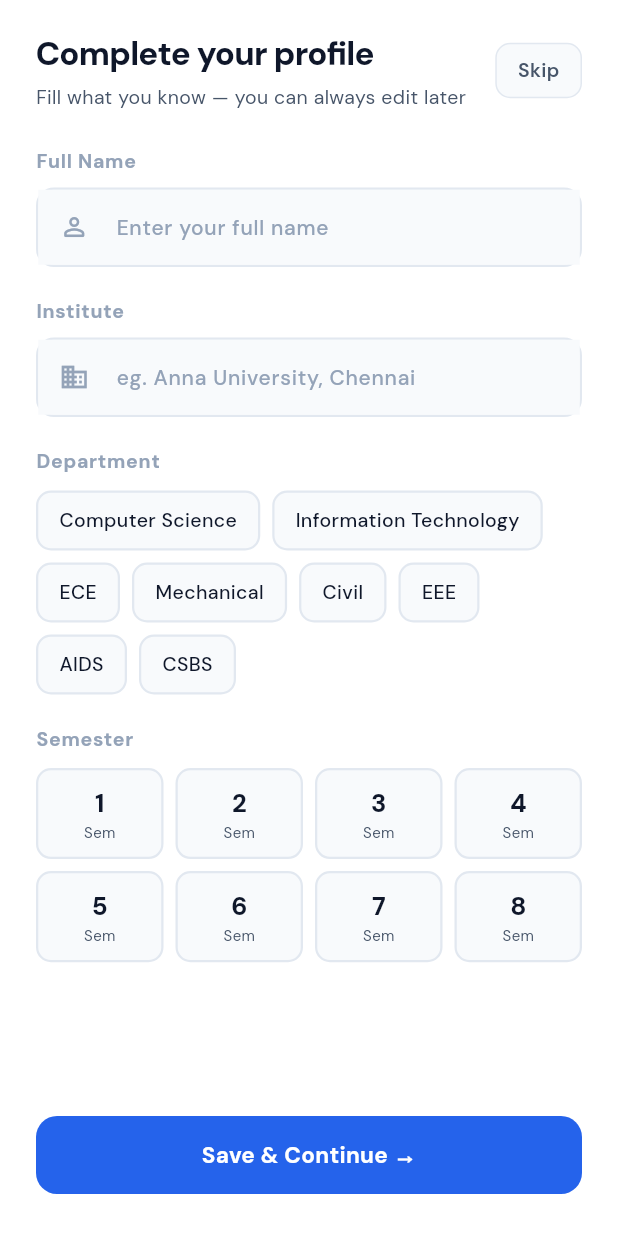
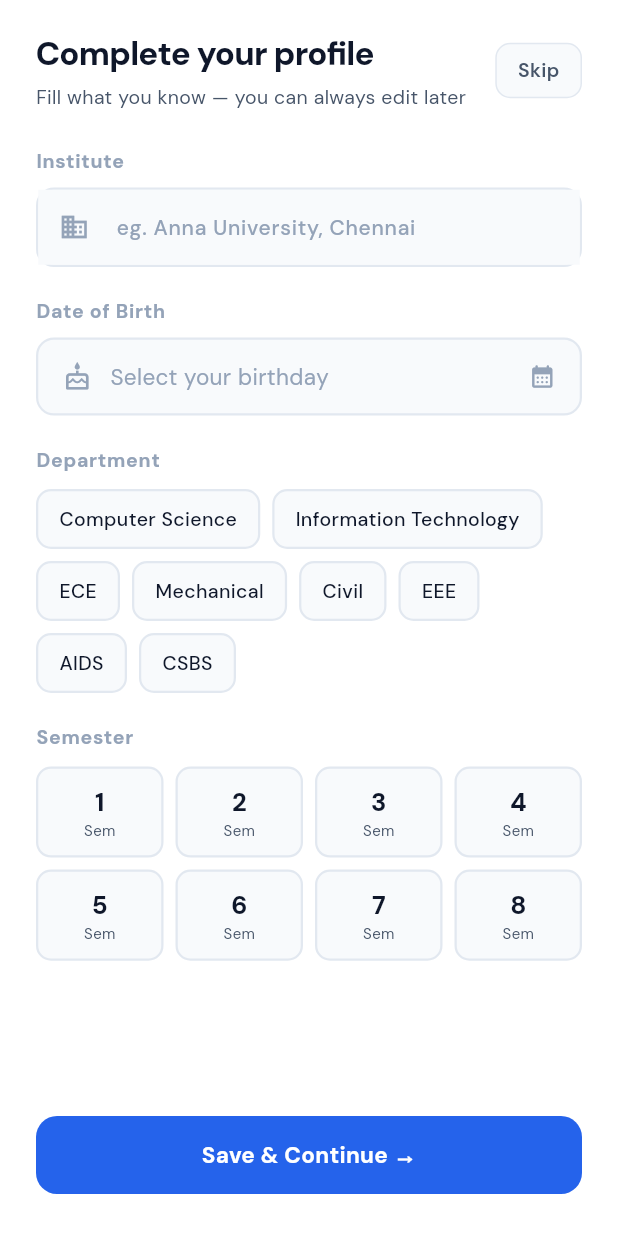
Before and after one commit to arun0815/Arivon, a Flutter app: the OnboardingScreen screen opened by its route, on a phone screen of 412 x 824 dp. Shown: the top 1233 px of the screen. Run offline on Flutter 3.47's test engine with Material 3 defaults, Android fonts, the phone set to English and light mode, and no system bars; our stand-ins replace firebase_core, firebase_messaging, flutter_local_notifications, go_router, google_fonts, google_sign_in and 3 more; accounts and stored records are empty.

Commit message:
Update onboarding_screen.dart

```diff
--- a/lib/features/onboarding/onboarding_screen.dart
+++ b/lib/features/onboarding/onboarding_screen.dart
@@ -2,6 +2,7 @@ import 'package:flutter/material.dart';
 import 'package:go_router/go_router.dart';
 import 'package:shared_preferences/shared_preferences.dart';
 import '../../../core/theme/app_colors.dart';
+import '../../../core/services/profile_service.dart';
 
 class OnboardingScreen extends StatefulWidget {
   const OnboardingScreen({super.key});
@@ -11,10 +12,10 @@ class OnboardingScreen extends StatefulWidget {
 }
 
 class _OnboardingScreenState extends State<OnboardingScreen> {
-  final _nameCtrl      = TextEditingController();
   final _instituteCtrl = TextEditingController();
   String _department   = '';
   String _semester     = '';
+  DateTime? _dob;
   bool _isSaving       = false;
 
   final _departments = [
@@ -25,9 +26,40 @@ class _OnboardingScreenState extends State<OnboardingScreen> {
 
   @override
   void dispose() {
-    _nameCtrl.dispose();
     _instituteCtrl.dispose();
     super.dispose();
+  }
+
+  Future<void> _pickDOB() async {
+    final now = DateTime.now();
+    final picked = await showDatePicker(
+      context: context,
+      initialDate: DateTime(now.year - 18, now.month, now.day),
+      firstDate: DateTime(1990),
+      lastDate: DateTime(now.year - 15, now.month, now.day),
+      helpText: 'SELECT YOUR BIRTHDAY',
+      builder: (context, child) {
+        final isDark = Theme.of(context).brightness == Brightness.dark;
+        return Theme(
+          data: Theme.of(context).copyWith(
+            colorScheme: ColorScheme.fromSeed(
+              seedColor: AppColors.primary,
+              brightness: isDark ? Brightness.dark : Brightness.light,
+            ),
+          ),
+          child: child!,
+        );
+      },
+    );
+    if (picked != null) setState(() => _dob = picked);
+  }
+
+  String _formatDOB(DateTime date) {
+    const months = [
+      'Jan','Feb','Mar','Apr','May','Jun',
+      'Jul','Aug','Sep','Oct','Nov','Dec'
+    ];
+    return '${date.day} ${months[date.month - 1]} ${date.year}';
   }
 
   Future<void> _skip() async {
@@ -38,35 +70,53 @@ class _OnboardingScreenState extends State<OnboardingScreen> {
 
   Future<void> _finish() async {
     setState(() => _isSaving = true);
+
     final prefs = await SharedPreferences.getInstance();
     await prefs.setBool('profile_done', true);
-    if (_nameCtrl.text.trim().isNotEmpty)
-      await prefs.setString('name', _nameCtrl.text.trim());
+
+    final email = prefs.getString('user_email') ?? '';
+
     if (_instituteCtrl.text.trim().isNotEmpty)
       await prefs.setString('institute', _instituteCtrl.text.trim());
     if (_department.isNotEmpty)
       await prefs.setString('department', _department);
     if (_semester.isNotEmpty)
       await prefs.setString('semester', _semester);
+    if (_dob != null)
+      await prefs.setString('dob', _dob!.toIso8601String());
+
+    // Save to DB
+    if (email.isNotEmpty) {
+      await ProfileService.updateProfile(
+        email:       email,
+        institute:   _instituteCtrl.text.trim().isNotEmpty
+                         ? _instituteCtrl.text.trim() : null,
+        department:  _department.isNotEmpty ? _department : null,
+        semester:    _semester.isNotEmpty ? _semester : null,
+        dateOfBirth: _dob?.toIso8601String(),
+      );
+    }
+
     setState(() => _isSaving = false);
     if (mounted) context.go('/home');
   }
 
   @override
   Widget build(BuildContext context) {
-    final isDark = Theme.of(context).brightness == Brightness.dark;
-    final bg     = isDark ? const Color(0xFF0F172A) : Colors.white;
-    final cardBg = isDark ? const Color(0xFF1E293B) : const Color(0xFFF8FAFC);
-    final border = isDark ? const Color(0xFF334155) : const Color(0xFFE2E8F0);
-    final text   = isDark ? Colors.white : AppColors.text;
-    final textSec= isDark ? const Color(0xFF94A3B8) : AppColors.textSec;
+    final isDark  = Theme.of(context).brightness == Brightness.dark;
+    final bg      = isDark ? const Color(0xFF0F172A) : Colors.white;
+    final cardBg  = isDark ? const Color(0xFF1E293B) : const Color(0xFFF8FAFC);
+    final border  = isDark ? const Color(0xFF334155) : const Color(0xFFE2E8F0);
+    final text    = isDark ? Colors.white : AppColors.text;
+    final textSec = isDark ? const Color(0xFF94A3B8) : AppColors.textSec;
 
     return Scaffold(
       backgroundColor: bg,
       body: SafeArea(
         child: Column(
           children: [
-            // ── Header ──────────────────────────────────────────────────────
+
+            // ── Header ───────────────────────────────────────────────────────
             Padding(
               padding: const EdgeInsets.fromLTRB(24, 20, 24, 0),
               child: Row(
@@ -90,7 +140,6 @@ class _OnboardingScreenState extends State<OnboardingScreen> {
                       ],
                     ),
                   ),
-                  // Skip
                   GestureDetector(
                     onTap: _skip,
                     child: Container(
@@ -98,8 +147,7 @@ class _OnboardingScreenState extends State<OnboardingScreen> {
                           horizontal: 14, vertical: 8),
                       decoration: BoxDecoration(
                         color: isDark
-                            ? const Color(0xFF1E293B)
-                            : AppColors.bg,
+                            ? const Color(0xFF1E293B) : AppColors.bg,
                         borderRadius: BorderRadius.circular(10),
                         border: Border.all(color: border),
                       ),
@@ -116,25 +164,13 @@ class _OnboardingScreenState extends State<OnboardingScreen> {
               ),
             ),
 
-            // ── Form ────────────────────────────────────────────────────────
+            // ── Form ─────────────────────────────────────────────────────────
             Expanded(
               child: SingleChildScrollView(
                 padding: const EdgeInsets.fromLTRB(24, 24, 24, 24),
                 child: Column(
                   crossAxisAlignment: CrossAxisAlignment.start,
                   children: [
-                    // Name
-                    _Label('Full Name', isDark),
-                    const SizedBox(height: 8),
-                    _InputBox(
-                      controller: _nameCtrl,
-                      hint: 'Enter your full name',
-                      icon: Icons.person_outline_rounded,
-                      cardBg: cardBg,
-                      border: border,
-                      isDark: isDark,
-                    ),
-                    const SizedBox(height: 20),
 
                     // Institute
                     _Label('Institute', isDark),
@@ -143,9 +179,71 @@ class _OnboardingScreenState extends State<OnboardingScreen> {
                       controller: _instituteCtrl,
                       hint: 'eg. Anna University, Chennai',
                       icon: Icons.business_outlined,
-                      cardBg: cardBg,
-                      border: border,
-                      isDark: isDark,
+                      cardBg: cardBg, border: border, isDark: isDark,
+                    ),
+                    const SizedBox(height: 20),
+
+                    // Date of Birth
+                    _Label('Date of Birth', isDark),
+                    const SizedBox(height: 8),
+                    GestureDetector(
+                      onTap: _pickDOB,
+                      child: AnimatedContainer(
+                        duration: const Duration(milliseconds: 200),
+                        padding: const EdgeInsets.symmetric(
+                            horizontal: 16, vertical: 14),
+                        decoration: BoxDecoration(
+                          color: _dob != null
+                              ? AppColors.primary.withOpacity(0.08)
+                              : cardBg,
+                          borderRadius: BorderRadius.circular(12),
+                          border: Border.all(
+                            color: _dob != null ? AppColors.primary : border,
+                            width: 1.5,
+                          ),
+                        ),
+                        child: Row(
+                          children: [
+                            Icon(
+                              Icons.cake_outlined,
+                              color: _dob != null
+                                  ? AppColors.primary
+                                  : (isDark
+                                      ? const Color(0xFF64748B)
+                                      : AppColors.textTert),
+                              size: 20,
+                            ),
+                            const SizedBox(width: 12),
+                            Expanded(
+                              child: Text(
+                                _dob != null
+                                    ? _formatDOB(_dob!)
+                                    : 'Select your birthday',
+                                style: TextStyle(
+                                  fontSize: 15,
+                                  fontWeight: _dob != null
+                                      ? FontWeight.w600
+                                      : FontWeight.w400,
+                                  color: _dob != null
+                                      ? (isDark ? Colors.white : AppColors.text)
+                                      : (isDark
+                                          ? const Color(0xFF64748B)
+                                          : AppColors.textTert),
+                                ),
+                              ),
+                            ),
+                            Icon(
+                              Icons.calendar_month_rounded,
+                              color: _dob != null
+                                  ? AppColors.primary
+                                  : (isDark
+                                      ? const Color(0xFF64748B)
+                                      : AppColors.textTert),
+                              size: 18,
+                            ),
+                          ],
+                        ),
+                      ),
                     ),
                     const SizedBox(height: 20),
 
@@ -164,9 +262,7 @@ class _OnboardingScreenState extends State<OnboardingScreen> {
                             padding: const EdgeInsets.symmetric(
                                 horizontal: 14, vertical: 9),
                             decoration: BoxDecoration(
-                              color: sel
-                                  ? AppColors.primary
-                                  : cardBg,
+                              color: sel ? AppColors.primary : cardBg,
                               borderRadius: BorderRadius.circular(10),
                               border: Border.all(
                                 color: sel ? AppColors.primary : border,
@@ -178,9 +274,11 @@ class _OnboardingScreenState extends State<OnboardingScreen> {
                               style: TextStyle(
                                 fontSize: 13,
                                 fontWeight: sel
-                                    ? FontWeight.w700
-                                    : FontWeight.w500,
-                                color: sel ? Colors.white : (isDark ? Colors.white70 : AppColors.text),
+                                    ? FontWeight.w700 : FontWeight.w500,
+                                color: sel
+                                    ? Colors.white
+                                    : (isDark
+                                        ? Colors.white70 : AppColors.text),
                               ),
                             ),
                           ),
@@ -221,7 +319,10 @@ class _OnboardingScreenState extends State<OnboardingScreen> {
                                   style: TextStyle(
                                     fontSize: 17,
                                     fontWeight: FontWeight.w800,
-                                    color: sel ? Colors.white : (isDark ? Colors.white : AppColors.text),
+                                    color: sel
+                                        ? Colors.white
+                                        : (isDark
+                                            ? Colors.white : AppColors.text),
                                   ),
                                 ),
                                 Text(
@@ -237,14 +338,13 @@ class _OnboardingScreenState extends State<OnboardingScreen> {
                         );
                       }).toList(),
                     ),
-
                     const SizedBox(height: 32),
                   ],
                 ),
               ),
             ),
 
-            // ── Save button ──────────────────────────────────────────────────
+            // ── Save button ───────────────────────────────────────────────────
             Padding(
               padding: const EdgeInsets.fromLTRB(24, 0, 24, 28),
               child: SizedBox(
@@ -283,7 +383,7 @@ class _OnboardingScreenState extends State<OnboardingScreen> {
   }
 }
 
-// ── Helper widgets ────────────────────────────────────────────────────────────
+// ── Helper widgets ─────────────────────────────────────────────────────────────
 class _Label extends StatelessWidget {
   final String text;
   final bool isDark;
@@ -336,9 +436,7 @@ class _InputBox extends StatelessWidget {
         decoration: InputDecoration(
           hintText: hint,
           hintStyle: TextStyle(
-            color: isDark
-                ? const Color(0xFF64748B)
-                : AppColors.textTert,
+            color: isDark ? const Color(0xFF64748B) : AppColors.textTert,
             fontSize: 14,
           ),
           prefixIcon: Icon(
```
